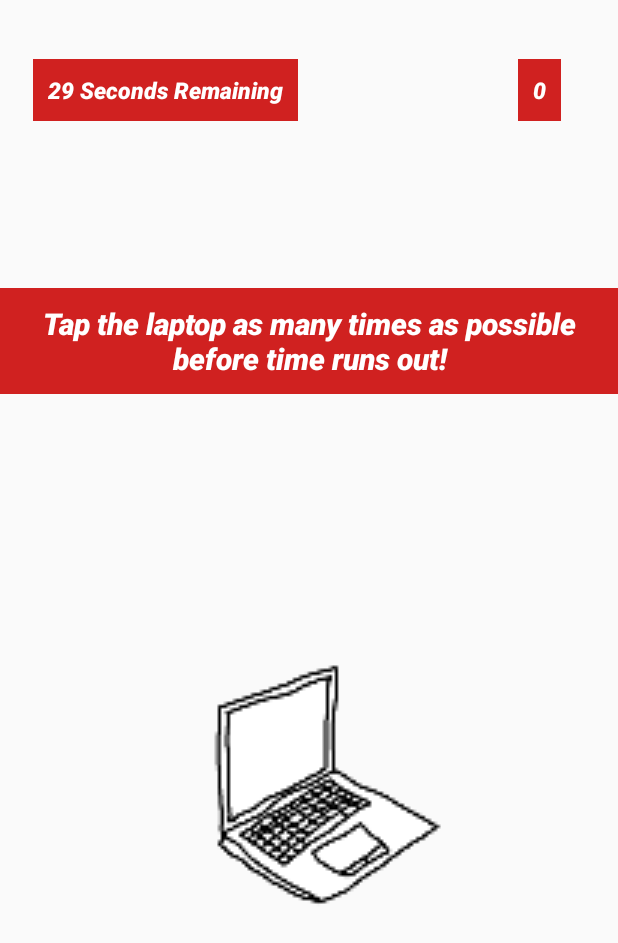
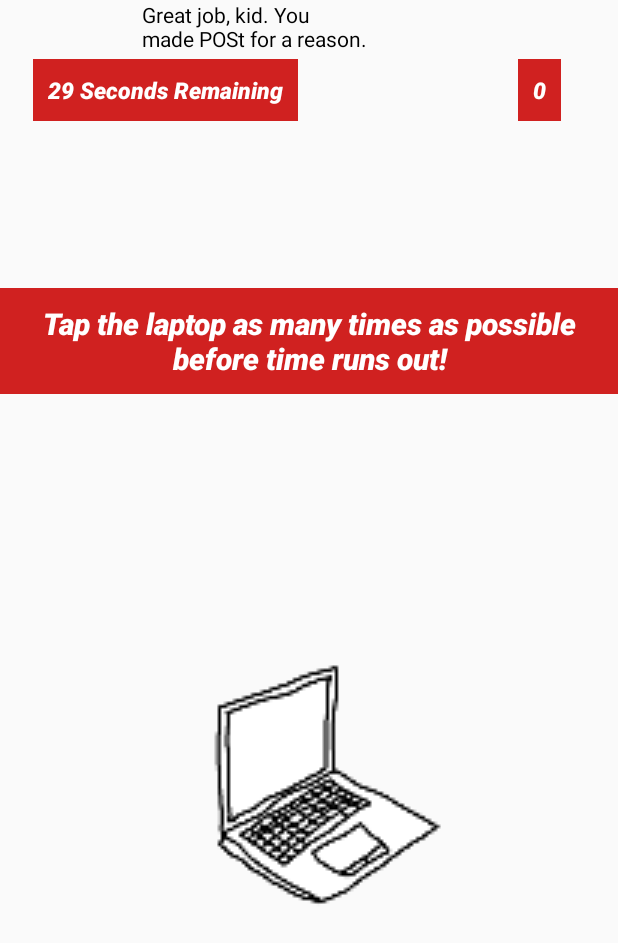
Before and after one commit to singhuu/POStMortem, an Android app: the TapLevelActivity screen opened directly, with no data from a screen before it, on a phone screen of 412 x 824 dp. Shown: the top 943 px of the screen. Run offline under Robolectric (Android 15) with nearby library versions, the light colour scheme and no system bars.

Commit message:
Adding assets to assets folder. Additionally, added MericMode to taplevel

```diff
--- a/phase2/app/src/main/res/layout/tap_level.xml
+++ b/phase2/app/src/main/res/layout/tap_level.xml
@@ -1,6 +1,7 @@
 <?xml version="1.0" encoding="utf-8"?>
 <androidx.constraintlayout.widget.ConstraintLayout xmlns:android="http://schemas.android.com/apk/res/android"
     xmlns:app="http://schemas.android.com/apk/res-auto"
+    xmlns:tools="http://schemas.android.com/tools"
     android:layout_width="match_parent"
     android:layout_height="match_parent">
 
@@ -73,4 +74,26 @@
         app:layout_constraintEnd_toEndOf="parent"
         app:layout_constraintStart_toStartOf="parent"
         app:layout_constraintTop_toTopOf="parent" />
+
+    <ImageView
+        android:id="@+id/mericImage"
+        android:layout_width="167dp"
+        android:layout_height="182dp"
+        android:visibility="invisible"
+        app:layout_constraintBottom_toBottomOf="parent"
+        app:layout_constraintEnd_toEndOf="parent"
+        app:layout_constraintHorizontal_bias="1.0"
+        app:layout_constraintStart_toStartOf="parent"
+        app:srcCompat="@drawable/meric" />
+
+    <TextView
+        android:id="@+id/mericSpeech"
+        android:layout_width="wrap_content"
+        android:layout_height="wrap_content"
+        android:width="150dp"
+        android:text="Great job, kid. You made POSt for a reason."
+        android:textColor="@android:color/black"
+        app:layout_constraintEnd_toStartOf="@+id/mericImage"
+        tools:layout_editor_absoluteY="641dp"
+        tools:visibility="invisible" />
 </androidx.constraintlayout.widget.ConstraintLayout>
```
Also changed, not shown: phase2/app/src/main/java/com/example/postmortem/LevelSystems/TapLevelActivity.java (+12 -0 lines), phase2/app/src/main/res/layout/main_menu.xml (+10 -1 lines), phase2/app/src/main/assets/deodorant.png (added), phase2/app/src/main/assets/glasses.png (added), phase2/app/src/main/assets/gymbag.png (added), phase2/app/src/main/assets/notebook.png (added), phase2/app/src/main/assets/pencil.png (added), phase2/app/src/main/assets/phone.png (added), phase2/app/src/main/assets/tastysnack.png (added), phase2/app/src/main/assets/tcard.png (added), phase2/app/src/main/assets/wallet.png (added), phase2/app/src/main/res/drawable/meric.png (added), phase2/app/src/main/res/drawable/title.png (added).
